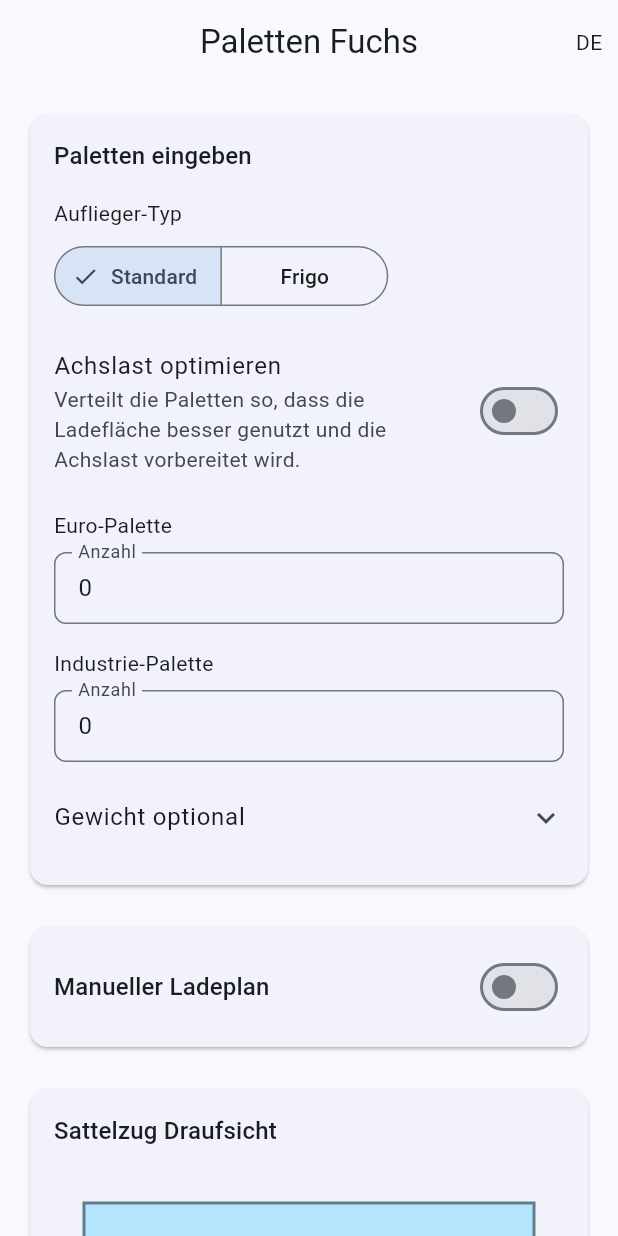
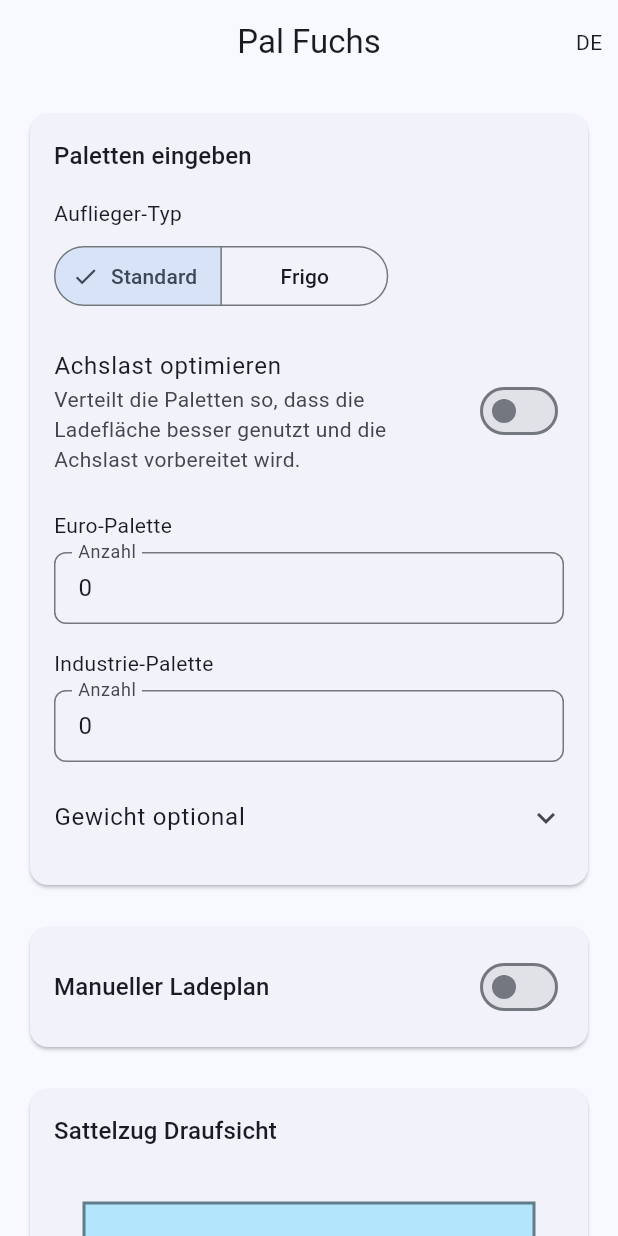
Before and after one commit to mexx-music/palettenfuchs, a Flutter app: the screen it shows after launch, after a tap on "App starten", on a phone screen of 412 x 824 dp. Run offline on Flutter 3.47's test engine with Material 3 defaults, Android fonts, the phone set to English and light mode, and no system bars.

Commit message:
Rename brand from 'Paletten Fuchs' to 'Pal Fuchs'
Updated all user-visible strings: app_strings (DE/SR), MaterialApp title,
web/index.html, web/manifest.json, and widget test.
Package identifier (palettenfuchs) unchanged.

Co-Authored-By: Claude Sonnet 4.6 <noreply@anthropic.com>

```diff
--- a/lib/app/paletten_fuchs_app.dart
+++ b/lib/app/paletten_fuchs_app.dart
@@ -10,7 +10,7 @@ class PalettenFuchsApp extends StatelessWidget {
   @override
   Widget build(BuildContext context) {
     return MaterialApp(
-      title: 'Paletten Fuchs',
+      title: 'Pal Fuchs',
       theme: AppTheme.lightTheme,
       home: const _AppShell(),
     );
--- a/lib/localization/app_strings.dart
+++ b/lib/localization/app_strings.dart
@@ -12,7 +12,7 @@ class AppStrings {
   static const _t = <AppLanguage, Map<String, String>>{
     // -----------------------------------------------------------------------
     AppLanguage.de: {
-      'app_title': 'Paletten Fuchs',
+      'app_title': 'Pal Fuchs',
       'trailer_type': 'Auflieger-Typ',
       'standard': 'Standard',
       'frigo': 'Frigo',
@@ -51,7 +51,7 @@ class AppStrings {
       'axle_warning': 'Achtung: Sattellast nähert sich dem Grenzbereich.',
       'overload_warning':
           'Ladefläche überschritten – bitte Anzahl reduzieren.',
-      'start_title': 'Paletten Fuchs',
+      'start_title': 'Pal Fuchs',
       'start_subtitle':
           'Dein Ladeplan-Assistent für Sattelzüge',
       'start_feature_load_plan': 'Ladefläche optimal planen',
@@ -109,7 +109,7 @@ class AppStrings {
 
     // -----------------------------------------------------------------------
     AppLanguage.sr: {
-      'app_title': 'Paletten Fuchs',
+      'app_title': 'Pal Fuchs',
       'trailer_type': 'Тип приколице',
       'standard': 'Стандард',
       'frigo': 'Фриго',
@@ -148,7 +148,7 @@ class AppStrings {
       'axle_warning':
           'Пажња: Оптерећење седлишта се приближава граници.',
       'overload_warning': 'Превазиђен простор за утовар – смањите број палета.',
-      'start_title': 'Paletten Fuchs',
+      'start_title': 'Pal Fuchs',
       'start_subtitle': 'Ваш асистент за планирање утовара',
       'start_feature_load_plan': 'Оптимално планирање простора за утовар',
       'start_feature_axle_weight': 'Израчунавање оптерећења осовине',
```
Also changed, not shown: assets/images/pal_fuchs_intro.png (added), 3 other files.
